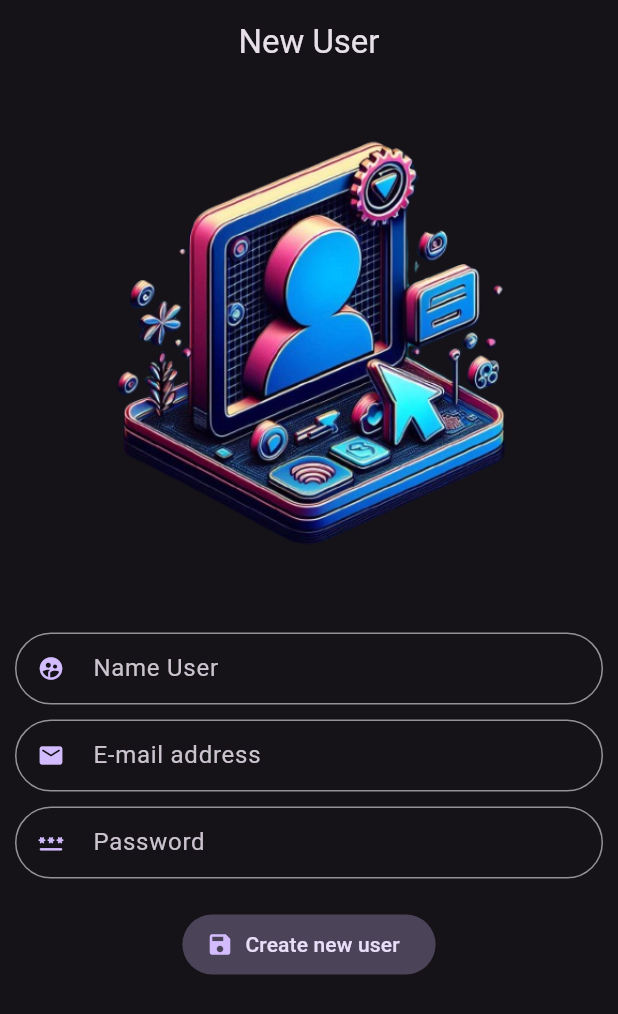
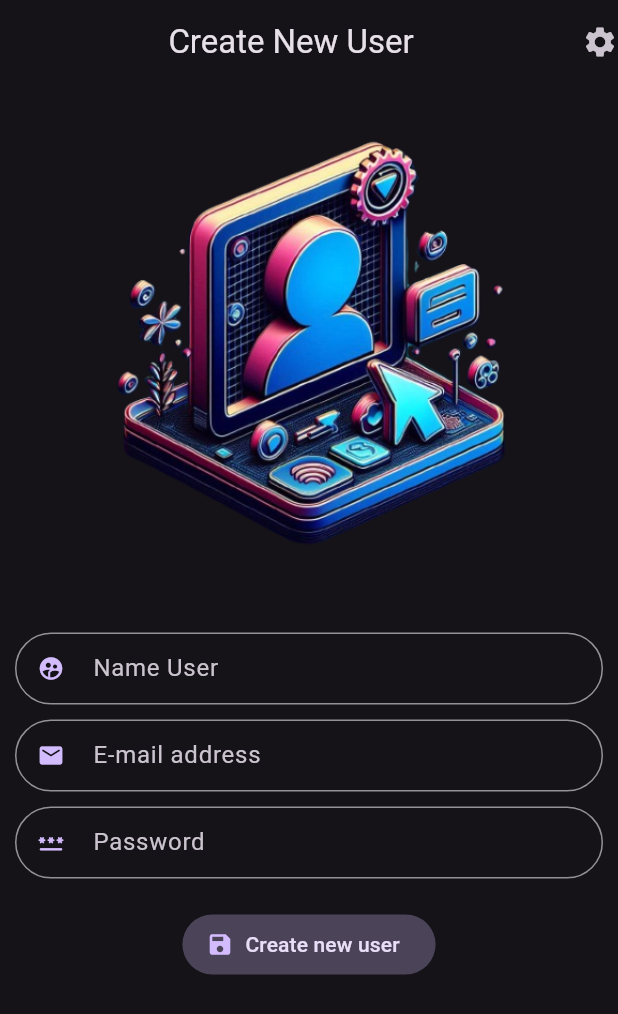
Before and after one commit to SebastianCaracuel/Flutter-Mobile-Beginner-to-Expert, a Flutter app: the RegisterScreen screen opened by its route, on a phone screen of 412 x 824 dp. Shown: the top 1014 px of the screen. Run offline on Flutter 3.47's test engine with Material 3 defaults, Android fonts, the phone set to English and light mode, and no system bars; our stand-ins replace animate_do, card_swiper, dio, equatable, flutter_bloc, flutter_dotenv and 5 more; accounts and stored records are empty; generated files the repository leaves out were written again.

Commit message:
Update register_screen.dart
Cambiamos el nombre en nuestro Appbar, para que se vea visualmente estético y añadimos un icono también.

```diff
--- a/09_FormsApp/forms_app/lib/presentation/screens/register/register_screen.dart
+++ b/09_FormsApp/forms_app/lib/presentation/screens/register/register_screen.dart
@@ -21,7 +21,10 @@ class RegisterScreen extends StatelessWidget {
     //!Widget Padre
     return Scaffold(
       //? Colocamos un titulo, y un Appbar
-      appBar: AppBar(title: const Center(child: Text('New User'))),
+      appBar: AppBar(
+        title: const Center(child: Text('Create New User')),
+        actions: const [Icon(Icons.settings)],
+      ),
 
       //todo: Extraimos el Widget
       body: const _RegisterView(),
```
